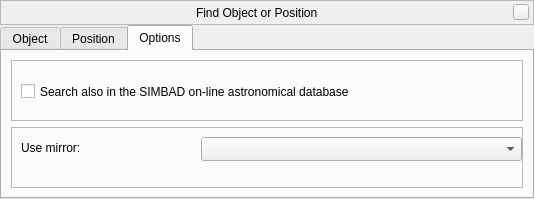
Old version of the form src/gui/searchDialogGui.ui in the repository 519984307/stellarium_src.
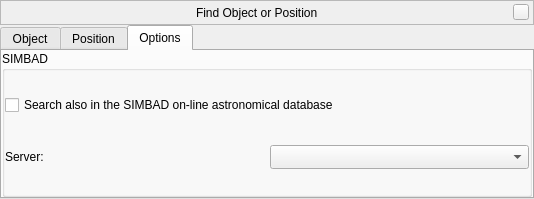
New version of the form. The open tabs and pages were chosen to show the change. Icons and pictures are not drawn. Custom widgets are drawn as their Qt base class.

Commit message: cleanup of the SIMBAD mirror selection; better grouping of the options in the Search window

What changed in the file:
```diff
--- a/src/gui/searchDialogGui.ui
+++ b/src/gui/searchDialogGui.ui
@@ -682,59 +682,39 @@
        <string>Options</string>
       </attribute>
       <layout class="QVBoxLayout" name="verticalLayout_4">
+       <property name="spacing">
+        <number>0</number>
+       </property>
+       <property name="margin">
+        <number>0</number>
+       </property>
        <item>
-        <widget class="QFrame" name="useSimbadFrame">
-         <property name="frameShape">
-          <enum>QFrame::StyledPanel</enum>
+        <widget class="QGroupBox" name="simbadGroupBox">
+         <property name="title">
+          <string>SIMBAD</string>
          </property>
-         <property name="frameShadow">
-          <enum>QFrame::Raised</enum>
-         </property>
+         <layout class="QVBoxLayout" name="verticalLayout_5">
+          <property name="margin">
+           <number>0</number>
+          </property>
+          <item>
          <widget class="QCheckBox" name="checkBoxUseSimbad">
-          <property name="geometry">
-           <rect>
-            <x>10</x>
-            <y>20</y>
-            <width>506</width>
-            <height>23</height>
-           </rect>
-          </property>
           <property name="text">
            <string>Search also in the SIMBAD on-line astronomical database</string>
           </property>
          </widget>
-        </widget>
        </item>
        <item>
-        <widget class="QFrame" name="useMirrorFrame">
-         <property name="frameShape">
-          <enum>QFrame::StyledPanel</enum>
-         </property>
-         <property name="frameShadow">
-          <enum>QFrame::Raised</enum>
-         </property>
-         <widget class="QLabel" name="labelUseMirror">
-          <property name="geometry">
-           <rect>
-            <x>10</x>
-            <y>10</y>
-            <width>171</width>
-            <height>21</height>
-           </rect>
-          </property>
+           <layout class="QHBoxLayout" name="horizontalLayout_2">
+            <item>
+             <widget class="QLabel" name="labelServer">
           <property name="text">
-           <string>Use mirror:</string>
-          </property>
-         </widget>
-         <widget class="QComboBox" name="useSimbadMirrorComboBox">
-          <property name="geometry">
-           <rect>
-            <x>190</x>
-            <y>10</y>
-            <width>321</width>
-            <height>24</height>
-           </rect>
-          </property>
+               <string>Server:</string>
+              </property>
+             </widget>
+            </item>
+            <item>
+             <widget class="QComboBox" name="serverListComboBox">
           <property name="sizePolicy">
            <sizepolicy hsizetype="Preferred" vsizetype="Preferred">
             <horstretch>0</horstretch>
@@ -757,6 +737,10 @@
            <bool>false</bool>
           </property>
          </widget>
+            </item>
+           </layout>
+          </item>
+         </layout>
         </widget>
        </item>
       </layout>
```
Left out of the diff: 2 changed lines with no effect on the pictures. Lines whose indentation alone changed are shown as unchanged. The commit also changes 4 other files.
